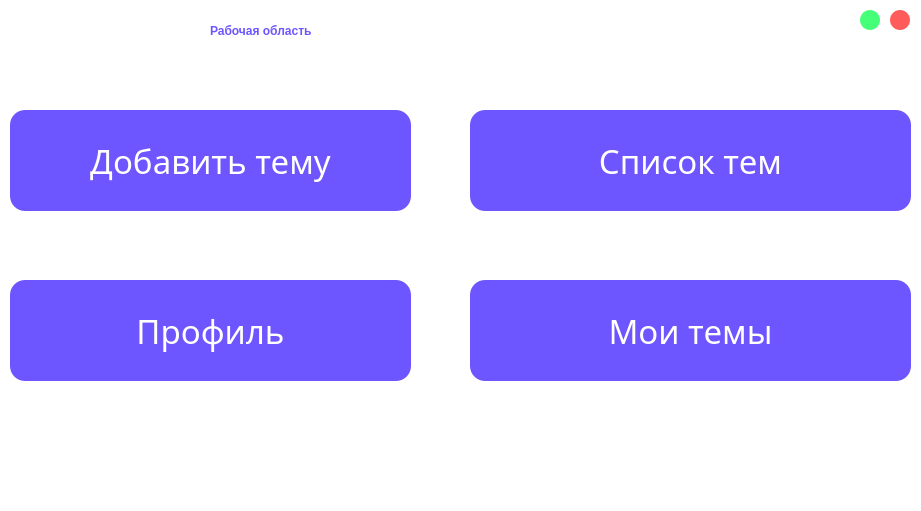
Old version of the form project/greeting.ui in the repository AssasinNik/meow.
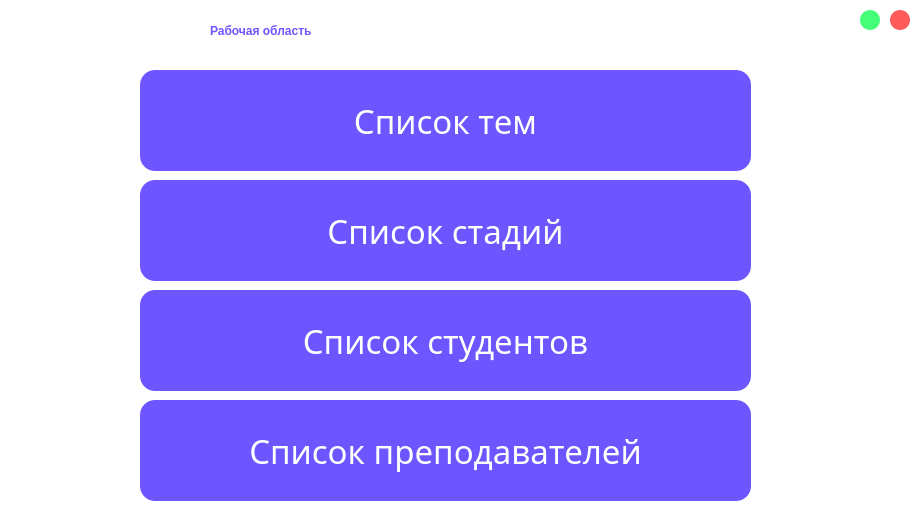
New version of the form. Icons and pictures are not drawn.

The edit to the form file:
```diff
--- a/project/greeting.ui
+++ b/project/greeting.ui
@@ -83,9 +83,9 @@
   <widget class="QPushButton" name="pushButton">
    <property name="geometry">
     <rect>
-     <x>470</x>
-     <y>110</y>
-     <width>441</width>
+     <x>140</x>
+     <y>70</y>
+     <width>611</width>
      <height>101</height>
     </rect>
    </property>
@@ -136,9 +136,9 @@
   <widget class="QPushButton" name="pushButton_5">
    <property name="geometry">
     <rect>
-     <x>10</x>
-     <y>110</y>
-     <width>401</width>
+     <x>140</x>
+     <y>180</y>
+     <width>611</width>
      <height>101</height>
     </rect>
    </property>
@@ -167,7 +167,7 @@
 }</string>
    </property>
    <property name="text">
-    <string>Добавить тему</string>
+    <string>Список стадий</string>
    </property>
    <property name="icon">
     <iconset resource="greeting.qrc">
@@ -189,9 +189,9 @@
   <widget class="QPushButton" name="pushButton_6">
    <property name="geometry">
     <rect>
-     <x>10</x>
-     <y>280</y>
-     <width>401</width>
+     <x>140</x>
+     <y>400</y>
+     <width>611</width>
      <height>101</height>
     </rect>
    </property>
@@ -220,7 +220,7 @@
 }</string>
    </property>
    <property name="text">
-    <string>Профиль</string>
+    <string>Список преподавателей</string>
    </property>
    <property name="icon">
     <iconset resource="greeting.qrc">
@@ -242,9 +242,9 @@
   <widget class="QPushButton" name="pushButton_7">
    <property name="geometry">
     <rect>
-     <x>470</x>
-     <y>280</y>
-     <width>441</width>
+     <x>140</x>
+     <y>290</y>
+     <width>611</width>
      <height>101</height>
     </rect>
    </property>
@@ -273,7 +273,7 @@
 }</string>
    </property>
    <property name="text">
-    <string>Мои темы</string>
+    <string>Список студентов</string>
    </property>
    <property name="icon">
     <iconset resource="greeting.qrc">
```
